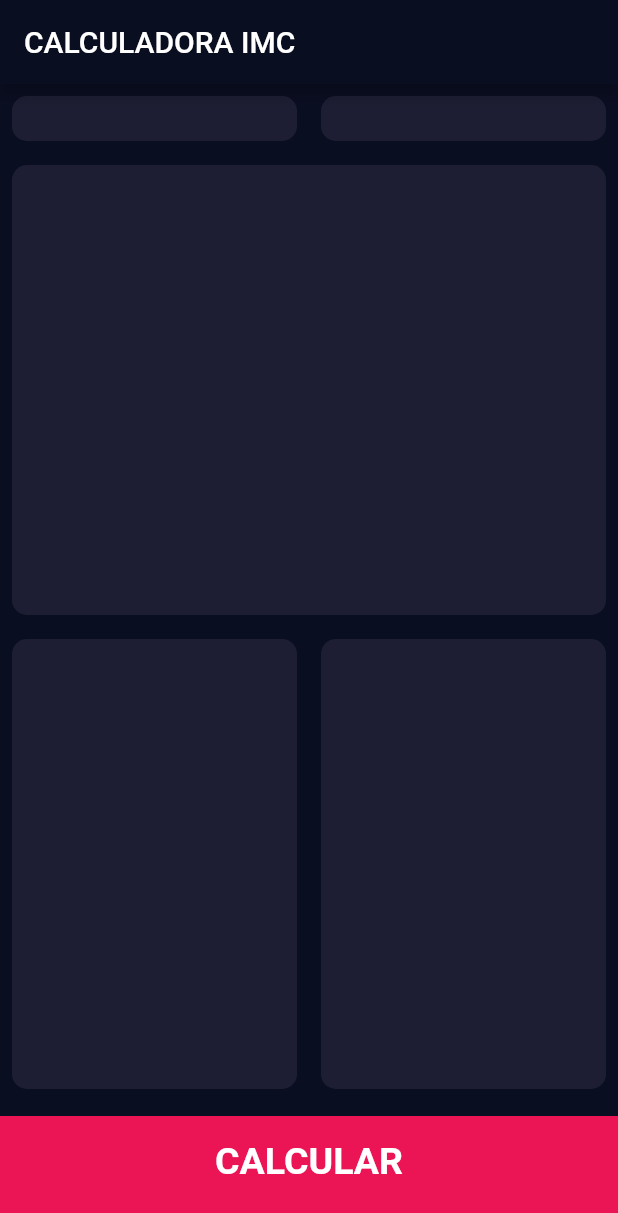
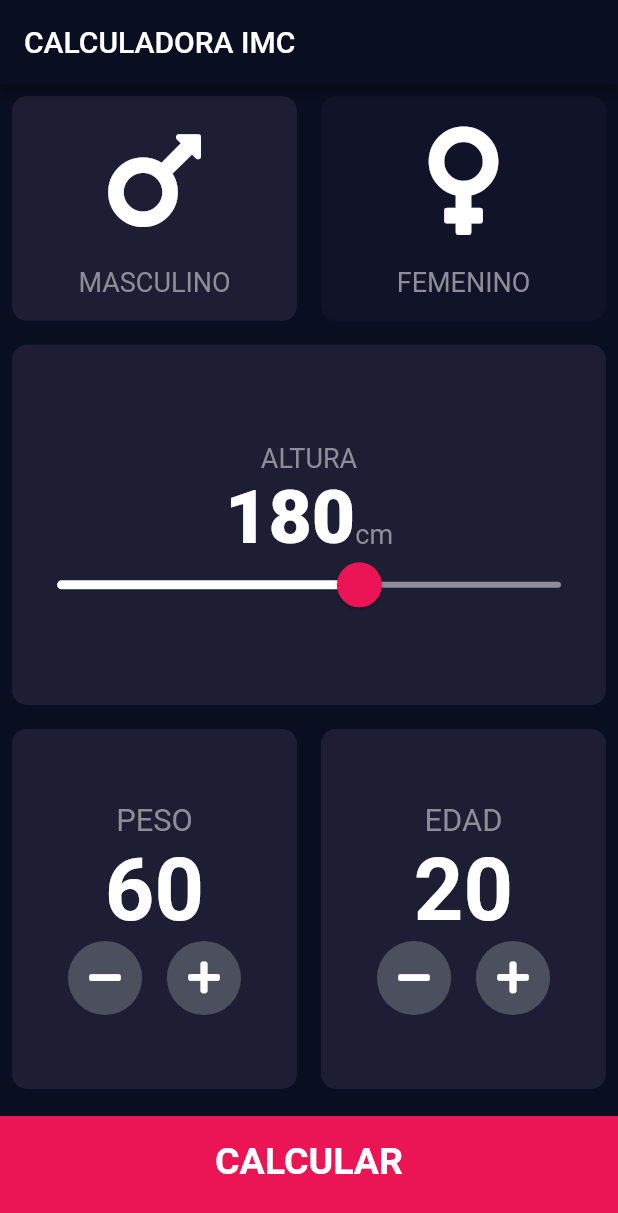
Before and after one commit to SahidDev/calculadora_flutter_demo, a Flutter app: the screen it shows after launch, on a phone screen of 412 x 824 dp. Shown: the top 1213 px of the screen. Run offline on Flutter 3.47's test engine with Material 2 defaults, Android fonts, the phone set to English and light mode, and no system bars; our stand-ins replace font_awesome_flutter.

Commit message:
V2 finalized

```diff
--- a/lib/screens/input_screen.dart
+++ b/lib/screens/input_screen.dart
@@ -1,8 +1,15 @@
 import 'package:flutter/material.dart';
+import 'package:font_awesome_flutter/font_awesome_flutter.dart';
+import 'package:calculadora/utilities/components/icon_content.dart';
 import 'package:calculadora/utilities/components/reusable_card.dart';
 import 'package:calculadora/utilities/constants.dart';
 import 'package:calculadora/utilities/components/bottom_button.dart';
+import 'package:calculadora/utilities/components/round_icon_button.dart';
 
+enum Gender {
+  male,
+  female,
+}
 
 class InputScreen extends StatefulWidget {
   @override
@@ -10,6 +17,10 @@ class InputScreen extends StatefulWidget {
 }
 
 class _InputScreenState extends State<InputScreen> {
+  Gender selectedGender = Gender.male;
+  int height = 180;
+  int weight = 60;
+  int age = 20;
 
   @override
   Widget build(BuildContext context) {
@@ -31,18 +42,37 @@ class _InputScreenState extends State<InputScreen> {
               Expanded(
                 child: ReusableCard(
                   onPress: () {
+                    setState(() {
+                      selectedGender = Gender.male;
+                    });
                   },
-                  colour: kActiveCardColour,
-                  cardChild: Container(),
+                  colour: selectedGender == Gender.male
+                      ? kActiveCardColour
+                      : kInactiveCardColour,
+                  cardChild: IconContent(
+                    size: screenHeight * 0.1,
+                    icon: FontAwesomeIcons.mars,
+                    label: 'MASCULINO',
+                  ),
                 ),
               ),
               Expanded(
                 child: ReusableCard(
-
+                  //height: screenHeight * 0.01,
+                  //width: screenWidth * 0.08,
                   onPress: () {
+                    setState(() {
+                      selectedGender = Gender.female;
+                    });
                   },
-                  colour:kActiveCardColour,
-                  cardChild: Container(),
+                  colour: selectedGender == Gender.female
+                      ? kActiveCardColour
+                      : kInactiveCardColour,
+                  cardChild: IconContent(
+                    size: screenHeight * 0.1,
+                    icon: FontAwesomeIcons.venus,
+                    label: 'FEMENINO',
+                  ),
                 ),
               ),
             ],
@@ -50,12 +80,51 @@ class _InputScreenState extends State<InputScreen> {
           Expanded(
             child: ReusableCard(
               onPress: (){},
-
               colour: kActiveCardColour,
               cardChild: Column(
                 mainAxisAlignment: MainAxisAlignment.center,
                 children: <Widget>[
-                  Container(),
+                  Text(
+                    'ALTURA',
+                    style: kLabelTextStyle,
+                  ),
+                  Row(
+                    mainAxisAlignment: MainAxisAlignment.center,
+                    crossAxisAlignment: CrossAxisAlignment.baseline,
+                    textBaseline: TextBaseline.alphabetic,
+                    children: <Widget>[
+                      Text(
+                        height.toString(),
+                        style: kNumberTextStyle,
+                      ),
+                      Text(
+                        'cm',
+                        style: kLabelTextStyle,
+                      )
+                    ],
+                  ),
+                  SliderTheme(
+                    data: SliderTheme.of(context).copyWith(
+                      inactiveTrackColor: Color(0xFF8D8E98),
+                      activeTrackColor: Colors.white,
+                      thumbColor: Color(0xFFEB1555),
+                      overlayColor: Color(0x29EB1555),
+                      thumbShape:
+                          RoundSliderThumbShape(enabledThumbRadius: 15.0),
+                      overlayShape:
+                          RoundSliderOverlayShape(overlayRadius: 10.0),
+                    ),
+                    child: Slider(
+                      value: height.toDouble(),
+                      min: 120.0,
+                      max: 220.0,
+                      onChanged: (double newValue) {
+                        setState(() {
+                          height = newValue.round();
+                        });
+                      },
+                    ),
+                  ),
                 ],
               ),
             ),
@@ -70,7 +139,44 @@ class _InputScreenState extends State<InputScreen> {
                     cardChild: Column(
                       mainAxisAlignment: MainAxisAlignment.center,
                       children: <Widget>[
-                        Container(),
+                        Text(
+                          'PESO',
+                          style: TextStyle(
+                            fontSize: screenHeight * 0.025,
+                            color: Color(0xFF8D8E98),
+                          ),
+                        ),
+                        Text(
+                          weight.toString(),
+                          style: TextStyle(
+                            fontWeight: FontWeight.bold,
+                            fontSize: screenHeight * 0.07,
+                          ),
+                        ),
+                        Row(
+                          mainAxisAlignment: MainAxisAlignment.center,
+                          children: <Widget>[
+                            RoundIconButton(
+                              icon: FontAwesomeIcons.minus,
+                              onPressed: () {
+                                setState(() {
+                                  weight--;
+                                });
+                              },
+                            ),
+                            SizedBox(
+                              width: screenWidth * 0.04,
+                            ),
+                            RoundIconButton(
+                              icon: FontAwesomeIcons.plus,
+                              onPressed: () {
+                                setState(() {
+                                  weight++;
+                                });
+                              },
+                            ),
+                          ],
+                        ),
                       ],
                     ),
                   ),
@@ -82,7 +188,42 @@ class _InputScreenState extends State<InputScreen> {
                     cardChild: Column(
                       mainAxisAlignment: MainAxisAlignment.center,
                       children: <Widget>[
-                        Container(),
+                        Text(
+                          'EDAD',
+                          style: TextStyle(
+                            fontSize: screenHeight * 0.025,
+                            color: Color(0xFF8D8E98),
+                          ),
+                        ),
+                        Text(
+                          age.toString(),
+                          style: TextStyle(
+                            fontWeight: FontWeight.bold,
+                            fontSize: screenHeight * 0.07,
+                          ),
+                        ),
+                        Row(
+                          mainAxisAlignment: MainAxisAlignment.center,
+                          children: <Widget>[
+                            RoundIconButton(
+                                icon: FontAwesomeIcons.minus,
+                                onPressed: () {
+                                  setState(() {
+                                    age--;
+                                  });
+                                }),
+                            SizedBox(
+                              width: screenWidth * 0.04,
+                            ),
+                            RoundIconButton(
+                                icon: FontAwesomeIcons.plus,
+                                onPressed: () {
+                                  setState(() {
+                                    age++;
+                                  });
+                                }),
+                          ],
+                        )
                       ],
                     ),
                   ),
--- /dev/null
+++ b/lib/utilities/components/icon_content.dart
@@ -0,0 +1,30 @@
+import 'package:flutter/material.dart';
+import 'package:calculadora/utilities/constants.dart';
+
+class IconContent extends StatelessWidget {
+  IconContent({this.icon, this.label, this.size});
+
+  final IconData icon;
+  final String label;
+  final double size;
+
+  @override
+  Widget build(BuildContext context) {
+    return Column(
+      mainAxisAlignment: MainAxisAlignment.center,
+      children: <Widget>[
+        Icon(
+          icon,
+          size: size,
+        ),
+        SizedBox(
+          height: size * 0.2,
+        ),
+        Text(
+          label,
+          style: kLabelTextStyle,
+        )
+      ],
+    );
+  }
+}
--- /dev/null
+++ b/lib/utilities/components/round_icon_button.dart
@@ -0,0 +1,27 @@
+import 'package:flutter/material.dart';
+
+class RoundIconButton extends StatelessWidget {
+  RoundIconButton({@required this.icon, @required this.onPressed});
+
+  final IconData icon;
+  final Function onPressed;
+
+  @override
+  Widget build(BuildContext context) {
+    MediaQueryData deviceInfo = MediaQuery.of(context);
+    final double screenWidth = deviceInfo.size.width;
+    final double screenHeight = deviceInfo.size.height;
+
+    return RawMaterialButton(
+      elevation: 0.0,
+      child: Icon(icon),
+      onPressed: onPressed,
+      constraints: BoxConstraints.tightFor(
+        width: screenWidth*0.12,
+        height: screenHeight*0.06,
+      ),
+      shape: CircleBorder(),
+      fillColor: Color(0xFF4C4F5E),
+    );
+  }
+}
--- a/pubspec.yaml
+++ b/pubspec.yaml
@@ -23,6 +23,8 @@ dependencies:
   # The following adds the Cupertino Icons font to your application.
   # Use with the CupertinoIcons class for iOS style icons.
   cupertino_icons: ^0.1.2
+  font_awesome_flutter: ^8.4.0
+
 
 dev_dependencies:
   flutter_test:
```
Also changed, not shown: pubspec.lock.
